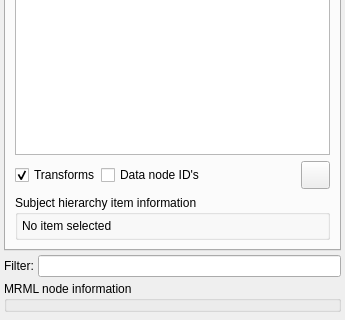
This is Modules/Loadable/Data/Resources/UI/qSlicerDataModuleWidget.ui in Slicer/SlicerGitSVNArchive as Qt 5 draws it before an edit; both pictures show x 0 to 345 and y 227 to 547 of the 345 by 547 pixel window. The edited form follows.
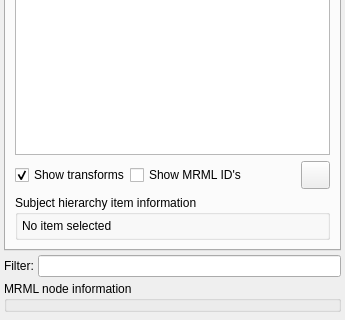
This is the edited form. Icons and pictures are not drawn. Custom widgets are drawn as their Qt base class.

Commit message:
BUG: Fixed data module subject hierarchy tab checkboxes
Event of show/hide MRML IDs was mixed up with show/hide transforms.
Also updated the checkbox names to match between all tabs.

Patch:
```diff
--- a/Modules/Loadable/Data/Resources/UI/qSlicerDataModuleWidget.ui
+++ b/Modules/Loadable/Data/Resources/UI/qSlicerDataModuleWidget.ui
@@ -79,7 +79,7 @@
          <item>
           <widget class="QCheckBox" name="SubjectHierarchyDisplayTransformsCheckBox">
            <property name="text">
-            <string>Transforms</string>
+            <string>Show transforms</string>
            </property>
            <property name="checked">
             <bool>true</bool>
@@ -89,7 +89,7 @@
          <item>
           <widget class="QCheckBox" name="SubjectHierarchyDisplayDataNodeIDsCheckBox">
            <property name="text">
-            <string>Data node ID's</string>
+            <string>Show MRML ID's</string>
            </property>
           </widget>
          </item>
```
The commit also changes 1 other file.
